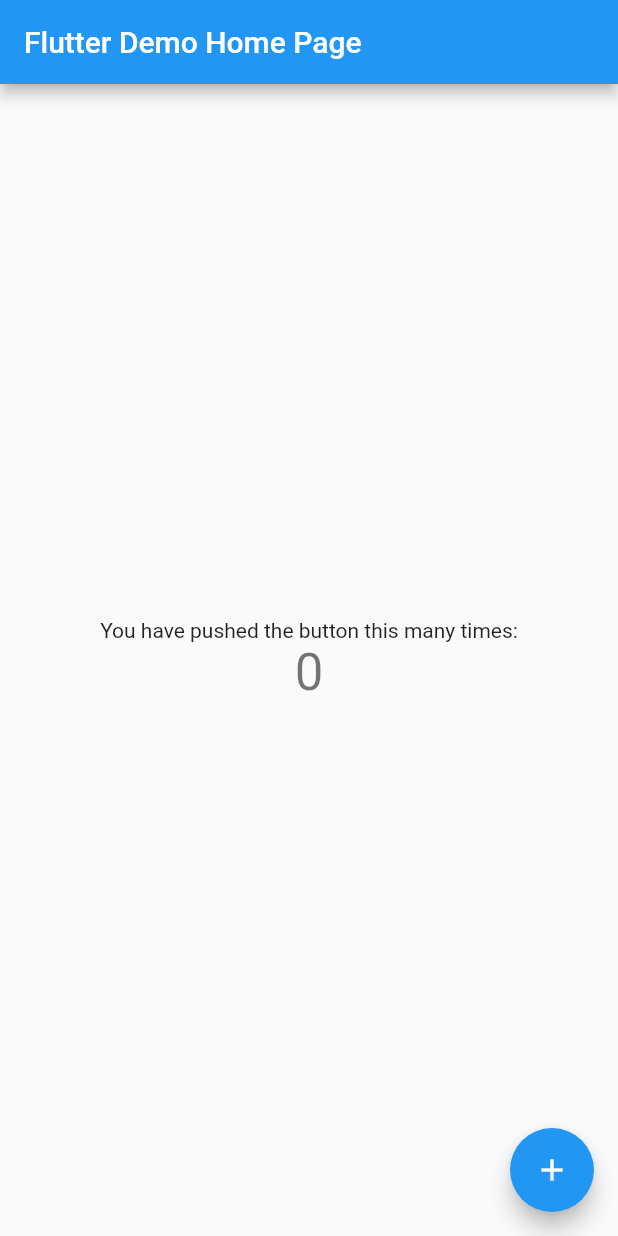
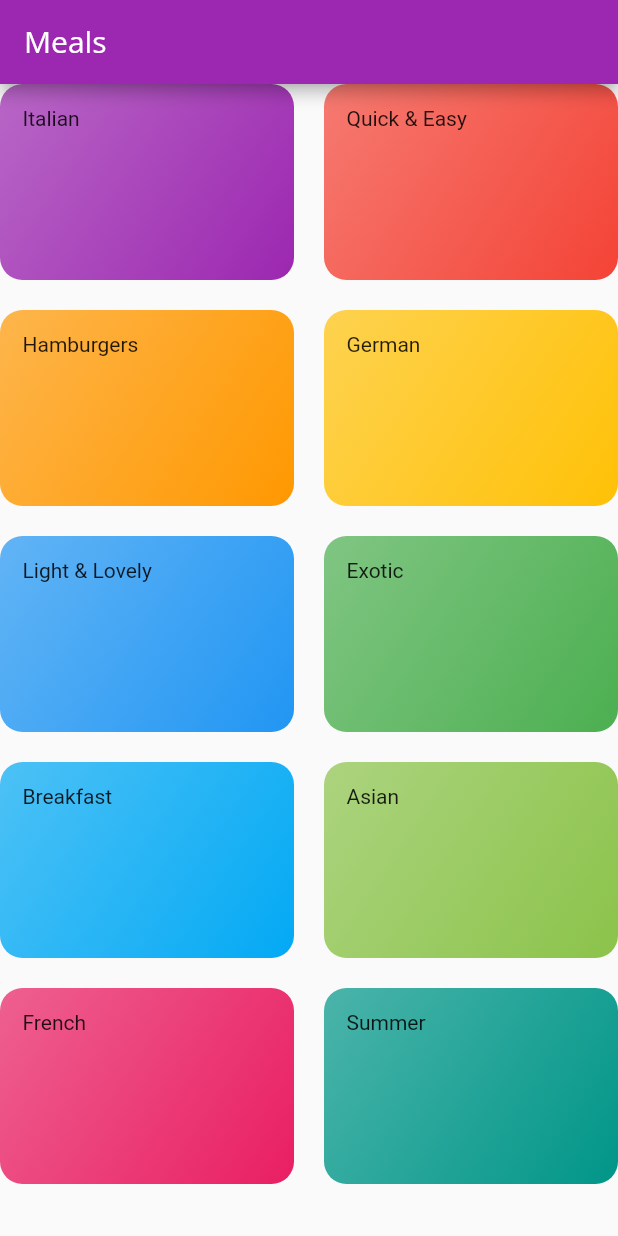
Before and after one commit to boilinux/flutter-meals, a Flutter app: the screen it shows after launch, on a phone screen of 412 x 824 dp. Run offline on Flutter 3.47's test engine with Material 2 defaults, Android fonts, the light colour scheme and no system bars.

Commit message:
Category screen.

```diff
--- /dev/null
+++ b/lib/item/category_item.dart
@@ -0,0 +1,30 @@
+import 'package:flutter/material.dart';
+
+class CategoryItem extends StatelessWidget {
+  final String title;
+  final Color color;
+
+  CategoryItem({
+    required this.title,
+    required this.color,
+  });
+
+  @override
+  Widget build(BuildContext context) {
+    return Container(
+      child: Text(title),
+      padding: EdgeInsets.all(15),
+      decoration: BoxDecoration(
+        gradient: LinearGradient(
+          colors: [
+            color.withOpacity(0.7),
+            color,
+          ],
+          begin: Alignment.topLeft,
+          end: Alignment.bottomRight,
+        ),
+        borderRadius: BorderRadius.circular(15),
+      ),
+    );
+  }
+}
--- a/lib/main.dart
+++ b/lib/main.dart
@@ -1,113 +1,40 @@
 import 'package:flutter/material.dart';
+
+import './screen/category_screen.dart';
 
 void main() {
   runApp(MyApp());
 }
 
 class MyApp extends StatelessWidget {
-  // This widget is the root of your application.
+  const MyApp({Key? key}) : super(key: key);
+
   @override
   Widget build(BuildContext context) {
     return MaterialApp(
-      title: 'Flutter Demo',
+      title: 'Meals',
+      home: CategoryScreen(),
       theme: ThemeData(
-        // This is the theme of your application.
-        //
-        // Try running your application with "flutter run". You'll see the
-        // application has a blue toolbar. Then, without quitting the app, try
-        // changing the primarySwatch below to Colors.green and then invoke
-        // "hot reload" (press "r" in the console where you ran "flutter run",
-        // or simply save your changes to "hot reload" in a Flutter IDE).
-        // Notice that the counter didn't reset back to zero; the application
-        // is not restarted.
-        primarySwatch: Colors.blue,
+        primarySwatch: Colors.purple,
+        fontFamily: 'Quicksand',
+        textTheme: ThemeData.light().textTheme.copyWith(
+              headline6: TextStyle(
+                fontFamily: 'OpenSans',
+                fontWeight: FontWeight.bold,
+                fontSize: 18,
+              ),
+            ),
+        appBarTheme: AppBarTheme(
+            textTheme: ThemeData.light().textTheme.copyWith(
+                  headline6: TextStyle(
+                    fontFamily: 'OpenSans',
+                    fontSize: 20,
+                  ),
+                  button: TextStyle(
+                    color: Colors.purple,
+                  ),
+                )),
       ),
-      home: MyHomePage(title: 'Flutter Demo Home Page'),
     );
   }
 }
-
-class MyHomePage extends StatefulWidget {
-  MyHomePage({Key? key, required this.title}) : super(key: key);
-
-  // This widget is the home page of your application. It is stateful, meaning
-  // that it has a State object (defined below) that contains fields that affect
-  // how it looks.
-
-  // This class is the configuration for the state. It holds the values (in this
-  // case the title) provided by the parent (in this case the App widget) and
-  // used by the build method of the State. Fields in a Widget subclass are
-  // always marked "final".
-
-  final String title;
-
-  @override
-  _MyHomePageState createState() => _MyHomePageState();
-}
-
-class _MyHomePageState extends State<MyHomePage> {
-  int _counter = 0;
-
-  void _incrementCounter() {
-    setState(() {
-      // This call to setState tells the Flutter framework that something has
-      // changed in this State, which causes it to rerun the build method below
-      // so that the display can reflect the updated values. If we changed
-      // _counter without calling setState(), then the build method would not be
-      // called again, and so nothing would appear to happen.
-      _counter++;
-    });
-  }
-
-  @override
-  Widget build(BuildContext context) {
-    // This method is rerun every time setState is called, for instance as done
-    // by the _incrementCounter method above.
-    //
-    // The Flutter framework has been optimized to make rerunning build methods
-    // fast, so that you can just rebuild anything that needs updating rather
-    // than having to individually change instances of widgets.
-    return Scaffold(
-      appBar: AppBar(
-        // Here we take the value from the MyHomePage object that was created by
-        // the App.build method, and use it to set our appbar title.
-        title: Text(widget.title),
-      ),
-      body: Center(
-        // Center is a layout widget. It takes a single child and positions it
-        // in the middle of the parent.
-        child: Column(
-          // Column is also a layout widget. It takes a list of children and
-          // arranges them vertically. By default, it sizes itself to fit its
-          // children horizontally, and tries to be as tall as its parent.
-          //
-          // Invoke "debug painting" (press "p" in the console, choose the
-          // "Toggle Debug Paint" action from the Flutter Inspector in Android
-          // Studio, or the "Toggle Debug Paint" command in Visual Studio Code)
-          // to see the wireframe for each widget.
-          //
-          // Column has various properties to control how it sizes itself and
-          // how it positions its children. Here we use mainAxisAlignment to
-          // center the children vertically; the main axis here is the vertical
-          // axis because Columns are vertical (the cross axis would be
-          // horizontal).
-          mainAxisAlignment: MainAxisAlignment.center,
-          children: <Widget>[
-            Text(
-              'You have pushed the button this many times:',
-            ),
-            Text(
-              '$_counter',
-              style: Theme.of(context).textTheme.headline4,
-            ),
-          ],
-        ),
-      ),
-      floatingActionButton: FloatingActionButton(
-        onPressed: _incrementCounter,
-        tooltip: 'Increment',
-        child: Icon(Icons.add),
-      ), // This trailing comma makes auto-formatting nicer for build methods.
-    );
-  }
-}
--- /dev/null
+++ b/lib/models/category.dart
@@ -0,0 +1,13 @@
+import 'package:flutter/material.dart';
+
+class Category {
+  final String id;
+  final String title;
+  final Color color;
+
+  Category({
+    required this.id,
+    required this.title,
+    this.color = Colors.orange,
+  });
+}
--- /dev/null
+++ b/lib/models/dummy_data.dart
@@ -0,0 +1,56 @@
+import 'package:flutter/material.dart';
+
+import './category.dart';
+
+final DUMMY_CATEGORIES = [
+  Category(
+    id: 'c1',
+    title: 'Italian',
+    color: Colors.purple,
+  ),
+  Category(
+    id: 'c2',
+    title: 'Quick & Easy',
+    color: Colors.red,
+  ),
+  Category(
+    id: 'c3',
+    title: 'Hamburgers',
+    color: Colors.orange,
+  ),
+  Category(
+    id: 'c4',
+    title: 'German',
+    color: Colors.amber,
+  ),
+  Category(
+    id: 'c5',
+    title: 'Light & Lovely',
+    color: Colors.blue,
+  ),
+  Category(
+    id: 'c6',
+    title: 'Exotic',
+    color: Colors.green,
+  ),
+  Category(
+    id: 'c7',
+    title: 'Breakfast',
+    color: Colors.lightBlue,
+  ),
+  Category(
+    id: 'c8',
+    title: 'Asian',
+    color: Colors.lightGreen,
+  ),
+  Category(
+    id: 'c9',
+    title: 'French',
+    color: Colors.pink,
+  ),
+  Category(
+    id: 'c10',
+    title: 'Summer',
+    color: Colors.teal,
+  ),
+];
--- /dev/null
+++ b/lib/screen/category_screen.dart
@@ -0,0 +1,29 @@
+import 'package:app_meals/item/category_item.dart';
+import 'package:flutter/material.dart';
+
+import '../models/category.dart';
+import '../models/dummy_data.dart';
+
+class CategoryScreen extends StatelessWidget {
+  // const CategoryScreen({ Key? key }) : super(key: key);
+//
+  @override
+  Widget build(BuildContext context) {
+    return Scaffold(
+      appBar: AppBar(
+        title: const Text('Meals'),
+      ),
+      body: GridView(
+        gridDelegate: SliverGridDelegateWithMaxCrossAxisExtent(
+          maxCrossAxisExtent: 200,
+          childAspectRatio: 3 / 2,
+          crossAxisSpacing: 20,
+          mainAxisSpacing: 20,
+        ),
+        children: DUMMY_CATEGORIES.map((e) {
+          return CategoryItem(title: e.title, color: e.color);
+        }).toList(),
+      ),
+    );
+  }
+}
```
Also changed, not shown: pubspec.yaml (+11 -8 lines), assets/fonts/OpenSans-Bold.ttf (added), assets/fonts/OpenSans-Regular.ttf (added), assets/fonts/Quicksand-Bold.ttf (added), assets/fonts/Quicksand-Light.ttf (added), assets/fonts/Quicksand-Medium.ttf (added), assets/fonts/Quicksand-Regular.ttf (added).
